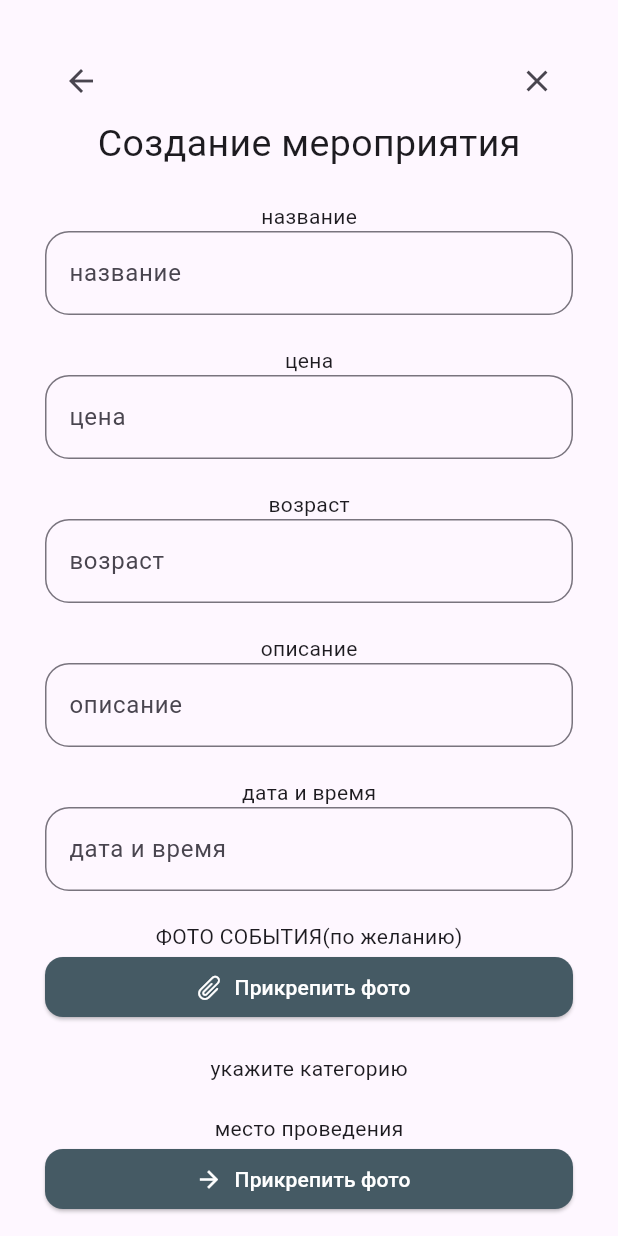
After one commit to Asliddin009/hantaton, a Flutter app: the CreateEvent screen opened directly, on a phone screen of 412 x 824 dp. The commit adds this screen. Run offline on Flutter 3.47's test engine with Material 2 defaults, Android fonts, the light colour scheme and no system bars; our stand-ins replace animated_bottom_navigation_bar, awesome_notifications, dio, flutter_bloc, flutter_map, flutter_svg and 9 more; network calls fail; project files that could hold a hidden picture were left out.

Commit message:
card_event

```diff
--- a/lib/app/ui/root_screen.dart
+++ b/lib/app/ui/root_screen.dart
@@ -1,6 +1,7 @@
 import 'package:hantaton_app/app/ui/app_loader.dart';
 import 'package:hantaton_app/feature/auth/ui/card_event.dart';
 import 'package:hantaton_app/feature/auth/ui/components/auth_builder.dart';
+import 'package:hantaton_app/feature/auth/ui/create_event.dart';
 import 'package:hantaton_app/feature/auth/ui/welcome_screen.dart';
 import 'package:hantaton_app/feature/main/ui/main_screen.dart';
 import 'package:flutter/material.dart';
@@ -16,7 +17,7 @@ class RootScreen extends StatelessWidget {
     return AuthBuilder(
       isNotAuthorized: (context) => const WelcomeScreen(),
       isWaiting: (context) => const AppLoader(),
-      isAuthorized: (context, value, child) =>  CardEvent(),
+      isAuthorized: (context, value, child) =>  CreateEvent(),
     );
   }
 }
--- /dev/null
+++ b/lib/feature/auth/ui/create_event.dart
@@ -0,0 +1,138 @@
+import 'package:flutter/cupertino.dart';
+import 'package:flutter/material.dart';
+
+import '../../../app/ui/components/app_text_field.dart';
+
+class CreateEvent extends StatefulWidget {
+  const CreateEvent({super.key});
+
+  @override
+  State<CreateEvent> createState() => _CreateEventState();
+}
+
+class _CreateEventState extends State<CreateEvent>
+    with SingleTickerProviderStateMixin {
+  late AnimationController _controller;
+  final controllerName = TextEditingController();
+  final controllerMoney = TextEditingController();
+  final controllerAge = TextEditingController();
+  final controllerDescription = TextEditingController();
+  final controllerDate = TextEditingController();
+
+  @override
+  void initState() {
+    super.initState();
+    _controller = AnimationController(vsync: this);
+  }
+
+  @override
+  void dispose() {
+    _controller.dispose();
+    super.dispose();
+  }
+
+  @override
+  Widget build(BuildContext context) {
+    return Scaffold(
+        body: SingleChildScrollView(
+            child: Container(
+                margin: EdgeInsets.all(30),
+                child: Column(
+                  crossAxisAlignment: CrossAxisAlignment.center,
+                  children: [
+                  Row(
+                  mainAxisAlignment: MainAxisAlignment.spaceBetween,
+                  children: [
+                    IconButton(
+                        onPressed: () {
+                          Navigator.of(context).pop();
+                        },
+                        icon: Icon(Icons.arrow_back)
+                    ),
+                    IconButton(
+                        onPressed: () {},
+                        icon: Icon(Icons.close)
+                    ),
+                  ],
+                ),
+                Text(
+                  "Создание мероприятия",
+                  style: TextStyle(
+                      fontSize: 25
+                  ),
+                ),
+                    Form(
+                        child: Column(
+                            children: [
+                              SizedBox(height: 20,),
+                              Text(
+                                  "название"
+                              ),
+                              AppTextField(controller: controllerName, labelText: "название"),
+                              SizedBox(height: 20,),
+                              Text(
+                                  "цена"
+                              ),
+                              AppTextField(controller: controllerMoney, labelText: "цена"),
+                              SizedBox(height: 20,),
+                              Text(
+                                  "возраст"
+                              ),
+                              AppTextField(controller: controllerAge, labelText: "возраст"),
+                              SizedBox(height: 20,),
+                              Text(
+                                  "описание"
+                              ),
+                              AppTextField(controller: controllerDescription, labelText: "описание"),
+                              SizedBox(height: 20,),
+                              Text(
+                                  "дата и время"
+                              ),
+                              AppTextField(controller: controllerDate, labelText: "дата и время"),
+                              SizedBox(height: 20,),
+                              Text("ФОТО СОБЫТИЯ(по желанию)"),
+                              Container(
+                                width: double.infinity,
+                                child: ElevatedButton.icon(
+                                    onPressed: () {},
+                                    label: Text("Прикрепить фото"),
+                                    icon: Icon(CupertinoIcons.paperclip),
+                                  style: ElevatedButton.styleFrom(
+                                    shape: RoundedRectangleBorder(
+                                      borderRadius: BorderRadius.circular(12),
+                                    ),
+                                    backgroundColor: const Color.fromRGBO(69,90,100, 1),
+                                    foregroundColor: Colors.white,
+                                  ),
+                                ),
+                              ),
+                              SizedBox(height: 20,),
+                              Text("укажите категорию"),
+
+                              SizedBox(height: 20,),
+                              Text("место проведения"),
+                              Container(
+                                width: double.infinity,
+                                child: ElevatedButton.icon(
+                                  onPressed: () {},
+                                  label: Text("Прикрепить фото"),
+                                  icon: Icon(Icons.arrow_forward),
+                                    style: ElevatedButton.styleFrom(
+                                      shape: RoundedRectangleBorder(
+                                        borderRadius: BorderRadius.circular(12),
+                                      ),
+                                      backgroundColor: const Color.fromRGBO(69,90,100, 1),
+                                      foregroundColor: Colors.white,
+                                  ),
+                                ),
+                              ),
+                            ]
+                        )
+                    ),
+    ],
+    ),
+    ),
+    )
+    );
+    }
+}
```
